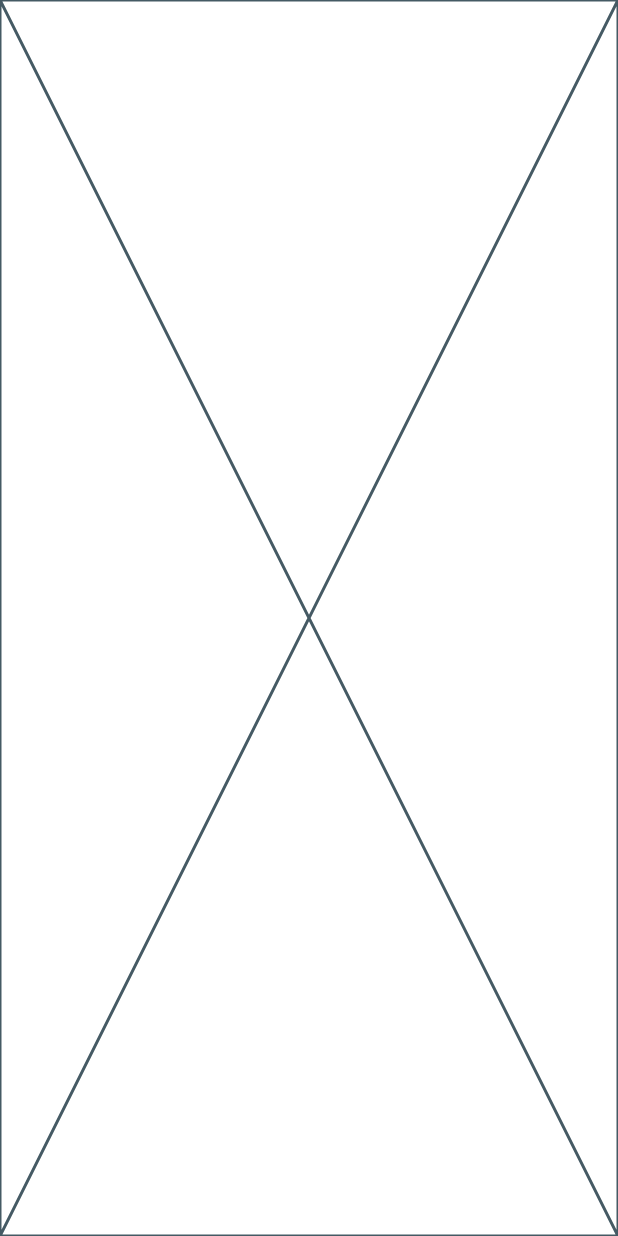
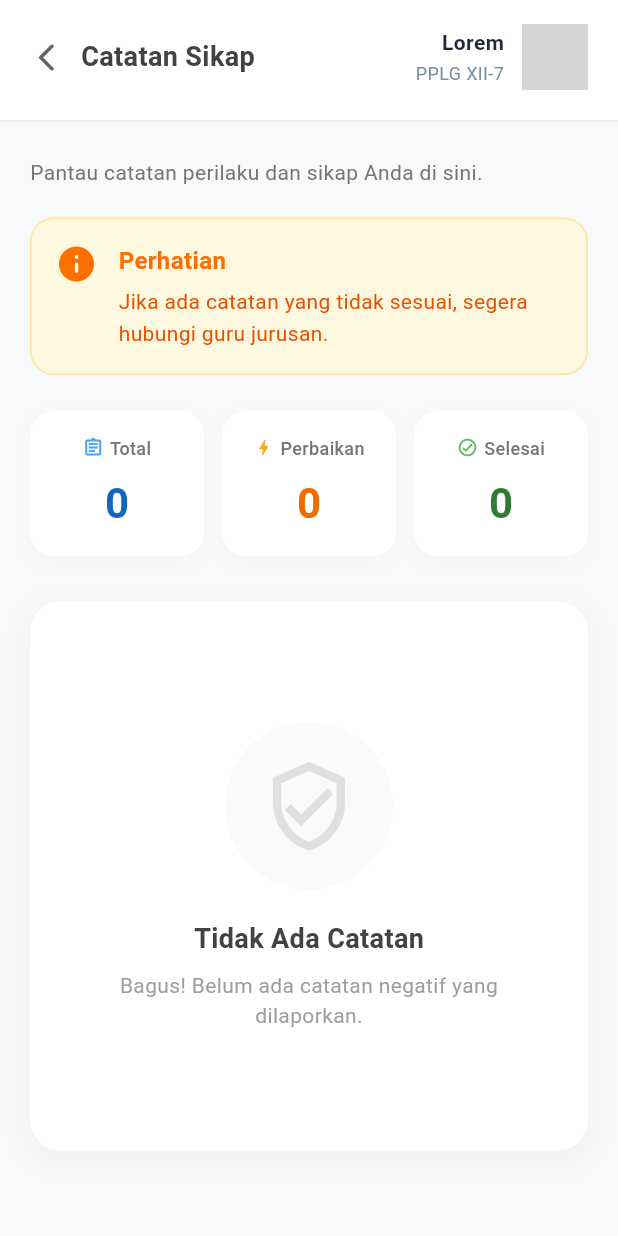
Before and after one commit to muhamadhusnimubarok/jurnalku_wikrama, a Flutter app: the screen it shows after launch, on a phone screen of 412 x 824 dp. Run offline on Flutter 3.47's test engine with Material 3 defaults, Android fonts, the phone set to English and light mode, and no system bars; network calls fail; grey boxes are pictures that could not be loaded.

Commit message:
addCatatanSikapPage

```diff
--- /dev/null
+++ b/lib/attitude-record.dart
@@ -0,0 +1,223 @@
+import 'package:flutter/material.dart';
+
+class AttitudeRecordPage extends StatelessWidget {
+  const AttitudeRecordPage({super.key});
+
+  @override
+  Widget build(BuildContext context) {
+    return Scaffold(
+      backgroundColor: const Color(0xFFF8F9FA), // Abu-abu sangat muda modern
+      body: SafeArea(
+        child: Column(
+          children: [
+            // --- HEADER CUSTOM (Ukuran disesuaikan mobile) ---
+            const _CustomHeader(
+              title: "Catatan Sikap",
+              userName: "Lorem",
+              userClass: "PPLG XII-7",
+            ),
+
+            // --- KONTEN ---
+            Expanded(
+              child: SingleChildScrollView(
+                physics: const BouncingScrollPhysics(), // Efek membal ala iOS/Android
+                padding: const EdgeInsets.symmetric(horizontal: 20, vertical: 24),
+                child: Column(
+                  crossAxisAlignment: CrossAxisAlignment.start,
+                  children: [
+                    Text(
+                      "Pantau catatan perilaku dan sikap Anda di sini.",
+                      style: TextStyle(color: Colors.grey[600], fontSize: 14),
+                    ),
+                    const SizedBox(height: 20),
+
+                    // --- CARD WARNING (KUNING) ---
+                    Container(
+                      padding: const EdgeInsets.all(16),
+                      decoration: BoxDecoration(
+                        color: const Color(0xFFFFF8E1),
+                        borderRadius: BorderRadius.circular(16),
+                        border: Border.all(color: const Color(0xFFFFB300).withOpacity(0.3)),
+                      ),
+                      child: Row(
+                        crossAxisAlignment: CrossAxisAlignment.start,
+                        children: [
+                          const Icon(Icons.info_rounded, color: Color(0xFFFF6F00), size: 28),
+                          const SizedBox(width: 14),
+                          Expanded(
+                            child: Column(
+                              crossAxisAlignment: CrossAxisAlignment.start,
+                              children: [
+                                const Text(
+                                  "Perhatian",
+                                  style: TextStyle(fontSize: 16, fontWeight: FontWeight.bold, color: Color(0xFFFF6F00)),
+                                ),
+                                const SizedBox(height: 6),
+                                Text(
+                                  "Jika ada catatan yang tidak sesuai, segera hubungi guru jurusan.",
+                                  style: TextStyle(color: Colors.orange[900], fontSize: 14, height: 1.5),
+                                ),
+                              ],
+                            ),
+                          ),
+                        ],
+                      ),
+                    ),
+
+                    const SizedBox(height: 24),
+
+                    // --- STATISTIK (Dibuat lebih besar angkanya) ---
+                    Row(
+                      children: [
+                        _buildStatCard("Total", "0", Colors.blue, Icons.assignment_outlined),
+                        const SizedBox(width: 12),
+                        _buildStatCard("Perbaikan", "0", Colors.orange, Icons.bolt_rounded),
+                        const SizedBox(width: 12),
+                        _buildStatCard("Selesai", "0", Colors.green, Icons.check_circle_outline_rounded),
+                      ],
+                    ),
+
+                    const SizedBox(height: 30),
+
+                    // --- EMPTY STATE (Lebih lega) ---
+                    Container(
+                      width: double.infinity,
+                      padding: const EdgeInsets.symmetric(vertical: 80, horizontal: 24),
+                      decoration: BoxDecoration(
+                        color: Colors.white,
+                        borderRadius: BorderRadius.circular(20),
+                        boxShadow: [
+                          BoxShadow(
+                            color: Colors.black.withOpacity(0.03),
+                            spreadRadius: 2, blurRadius: 15, offset: const Offset(0, 5),
+                          ),
+                        ],
+                      ),
+                      child: Column(
+                        children: [
+                          Container(
+                            padding: const EdgeInsets.all(24),
+                            decoration: BoxDecoration(
+                              color: Colors.grey[50],
+                              shape: BoxShape.circle,
+                            ),
+                            child: Icon(Icons.verified_user_outlined, size: 64, color: Colors.grey[300]),
+                          ),
+                          const SizedBox(height: 20),
+                          Text(
+                            "Tidak Ada Catatan",
+                            style: TextStyle(fontSize: 18, fontWeight: FontWeight.bold, color: Colors.grey[800]),
+                          ),
+                          const SizedBox(height: 8),
+                          Text(
+                            "Bagus! Belum ada catatan negatif yang dilaporkan.",
+                            textAlign: TextAlign.center,
+                            style: TextStyle(color: Colors.grey[500], fontSize: 14),
+                          ),
+                        ],
+                      ),
+                    ),
+                    const SizedBox(height: 40),
+                  ],
+                ),
+              ),
+            ),
+          ],
+        ),
+      ),
+    );
+  }
+
+  Widget _buildStatCard(String label, String count, MaterialColor themeColor, IconData icon) {
+    return Expanded(
+      child: Container(
+        padding: const EdgeInsets.symmetric(vertical: 16, horizontal: 12),
+        decoration: BoxDecoration(
+          color: Colors.white,
+          borderRadius: BorderRadius.circular(16),
+          boxShadow: [
+             BoxShadow(color: Colors.grey.withOpacity(0.05), blurRadius: 10, offset: const Offset(0, 4)),
+          ],
+        ),
+        child: Column(
+          children: [
+            // Header Kecil
+            Row(
+              mainAxisAlignment: MainAxisAlignment.center,
+              children: [
+                Icon(icon, color: themeColor.shade400, size: 14),
+                const SizedBox(width: 4),
+                Text(label, style: TextStyle(fontSize: 12, color: Colors.grey[600], fontWeight: FontWeight.w500)),
+              ],
+            ),
+            const SizedBox(height: 8),
+            // Angka Besar
+            Text(count, style: TextStyle(fontSize: 28, fontWeight: FontWeight.bold, color: themeColor.shade800)),
+          ],
+        ),
+      ),
+    );
+  }
+}
+
+// --- HEADER REUSABLE ---
+class _CustomHeader extends StatelessWidget {
+  final String title;
+  final String userName;
+  final String userClass;
+
+  const _CustomHeader({required this.title, required this.userName, required this.userClass});
+
+  @override
+  Widget build(BuildContext context) {
+    return Container(
+      padding: const EdgeInsets.fromLTRB(20, 16, 20, 20),
+      decoration: BoxDecoration(
+        color: Colors.white,
+        border: Border(bottom: BorderSide(color: Colors.grey.shade200)),
+      ),
+      child: Row(
+        mainAxisAlignment: MainAxisAlignment.spaceBetween,
+        children: [
+          Expanded(
+            child: Row(
+              children: [
+                // Tombol Home jadi Back Button kalau di mobile
+                InkWell(
+                  onTap: () => Navigator.of(context).pop(), // Fungsi Back
+                  child: Icon(Icons.arrow_back_ios_new_rounded, color: Colors.grey[700], size: 22),
+                ),
+                const SizedBox(width: 12),
+                Flexible(
+                  child: Text(
+                    title,
+                    style: TextStyle(fontSize: 18, fontWeight: FontWeight.bold, color: Colors.grey[800]),
+                    overflow: TextOverflow.ellipsis,
+                  ),
+                ),
+              ],
+            ),
+          ),
+          Row(
+            children: [
+              Column(
+                crossAxisAlignment: CrossAxisAlignment.end,
+                children: [
+                  Text(userName, style: const TextStyle(fontWeight: FontWeight.bold, fontSize: 14, color: Color(0xFF1F2937))),
+                  const SizedBox(height: 2),
+                  Text(userClass, style: TextStyle(fontSize: 12, color: Colors.blueGrey[400])),
+                ],
+              ),
+              const SizedBox(width: 12),
+              CircleAvatar(
+                radius: 22, // Avatar agak lebih besar
+                backgroundColor: Colors.blue.shade100,
+                backgroundImage: const NetworkImage("https://i.pravatar.cc/150?img=11"),
+              ),
+            ],
+          ),
+        ],
+      ),
+    );
+  }
+}
--- a/lib/login_page.dart
+++ /dev/null
@@ -1,10 +0,0 @@
-import 'package:flutter/material.dart';
-
-class Loginpage extends StatelessWidget {
-  const Loginpage({super.key});
-
-  @override
-  Widget build(BuildContext context) {
-    return const Placeholder();
-  }
-}
--- a/lib/main.dart
+++ b/lib/main.dart
@@ -1,5 +1,5 @@
 import 'package:flutter/material.dart';
-import 'package:jurnalku_wikrama/login_page.dart';
+import 'package:jurnalku_wikrama/attitude-record.dart';
 
 void main() {
   runApp(const MyApp());
@@ -14,7 +14,7 @@ class MyApp extends StatelessWidget {
     return MaterialApp(
       title: 'Jurnalku Wikrama',
       debugShowCheckedModeBanner: false,
-      home: Loginpage(),
+      home: AttitudeRecordPage(),
     );
   }
 }
```
Also changed, not shown: pubspec.lock.
